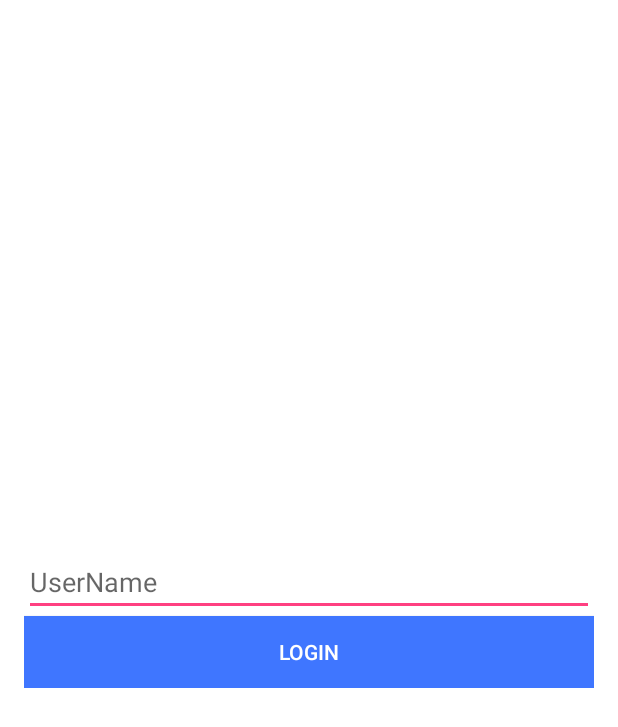
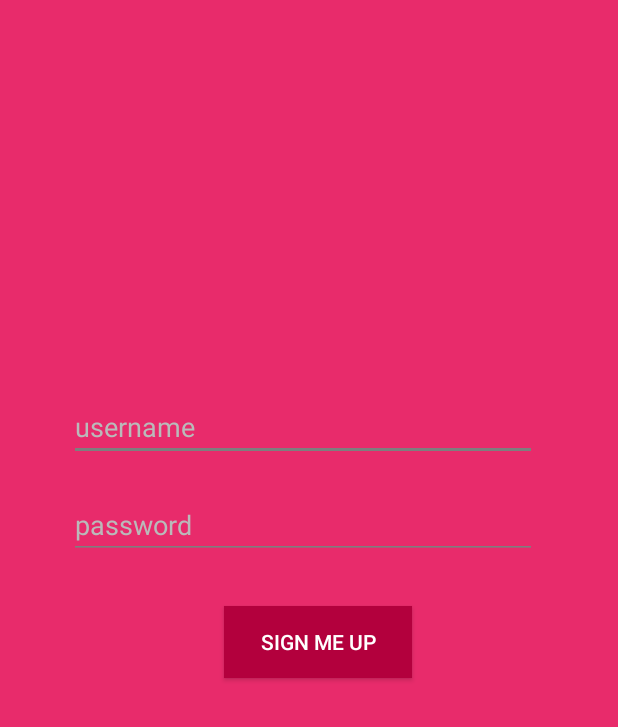
Before and after one commit to Sameer-Sawarkar/Android, an Android app: the screen it shows after launch (LoginAcitvity), on a phone screen of 412 x 824 dp. Shown: the top 727 px of the screen. Run offline under Robolectric (Android 15) with nearby library versions, the phone set to English and light mode, and no system bars.

Commit message:
added login system with password

```diff
--- a/app/src/main/assets/users.json
+++ b/app/src/main/assets/users.json
@@ -1,3 +1,4 @@
 {
-  "users" : ["adnan" , "aamir" , "mahesh" ,"manoj"]
+  "users" : ["shriyash" ,"sameer","gargi"],
+  "passwords" : ["1234", "1234", "1234"]
 }
--- a/app/src/main/java/com/example/myhotels/LoginAcitvity.java
+++ b/app/src/main/java/com/example/myhotels/LoginAcitvity.java
@@ -18,7 +18,8 @@ import com.example.myhotels.Util.Reader;
 import com.example.myhotels.Util.User;
 
 public class LoginAcitvity extends AppCompatActivity {
-    EditText namer;
+    EditText namer,mypass;
+
     @Override
     protected void onCreate(Bundle savedInstanceState) {
         super.onCreate(savedInstanceState);
@@ -30,8 +31,11 @@ public class LoginAcitvity extends AppCompatActivity {
         User user = null;
         user = Reader.getUserList(getApplicationContext());
         namer = findViewById(R.id.username);
+        mypass = findViewById(R.id.mypassword);
+
         String name = namer.getText().toString();
-        if(user.getUsers().contains(name))
+        String pass = mypass.getText().toString();
+        if(user.getUsers().contains(name)  && user.getPasswords().contains(pass) )
         {
             CurrentUser cuser = new CurrentUser(name);
             Intent intent = new Intent(getApplicationContext(),MainActivity.class);
--- a/app/src/main/java/com/example/myhotels/Util/User.java
+++ b/app/src/main/java/com/example/myhotels/Util/User.java
@@ -4,6 +4,15 @@ import java.util.List;
 
 public class User {
     private List<String> users;
+    private List<String> passwords;
+
+    public List<String> getPasswords() {
+        return passwords;
+    }
+
+    public void setPasswords(List<String> passwords) {
+        this.passwords = passwords;
+    }
 
     public List<String> getUsers() {
         return users;
--- a/app/src/main/res/layout/activity_login_acitvity.xml
+++ b/app/src/main/res/layout/activity_login_acitvity.xml
@@ -1,40 +1,71 @@
-<androidx.coordinatorlayout.widget.CoordinatorLayout xmlns:android="http://schemas.android.com/apk/res/android"
+<RelativeLayout xmlns:android="http://schemas.android.com/apk/res/android"
     xmlns:app="http://schemas.android.com/apk/res-auto"
+    xmlns:tools="http://schemas.android.com/tools"
     android:id="@+id/main_content"
     android:layout_width="match_parent"
     android:layout_height="match_parent"
-    android:background="@android:color/white"
+    android:background="#E82B6B"
 
     android:fitsSystemWindows="true">
 
 
-    <RelativeLayout xmlns:android="http://schemas.android.com/apk/res/android"
-        xmlns:app="http://schemas.android.com/apk/res-auto"
-        xmlns:tools="http://schemas.android.com/tools"
-        android:layout_width="match_parent"
-        android:layout_height="match_parent"
-        tools:context="com.example.myhotels.LoginAcitvity">
-        <LinearLayout
-            android:layout_width="match_parent"
+    <EditText
+        android:id="@+id/username"
+        android:layout_width="wrap_content"
         android:layout_height="wrap_content"
-            android:orientation="vertical"
-            android:layout_marginLeft="16dp"
-            android:layout_marginRight="16dp"
-            android:layout_centerInParent="true">
+        android:layout_alignParentStart="true"
+        android:layout_alignParentTop="true"
+        android:layout_alignParentEnd="true"
+        android:layout_marginStart="46dp"
+        android:layout_marginTop="262dp"
+        android:layout_marginEnd="54dp"
+        android:backgroundTint="#7e7e7e"
+        android:ems="10"
+        android:gravity="center"
+        android:hint="username"
+        android:inputType="textPersonName"
+        android:textAlignment="textStart"
+        android:textColor="#ffffff"
+        android:textColorHint="#bababa"
+        tools:ignore="RtlCompat" />
+
     <EditText
-                android:layout_width="match_parent"
+        android:id="@+id/mypassword"
+        android:layout_width="wrap_content"
         android:layout_height="wrap_content"
-                android:hint="UserName"
-                android:id="@+id/username"/>
+        android:layout_below="@+id/username"
+        android:layout_alignParentStart="true"
+        android:layout_alignParentEnd="true"
+        android:layout_marginStart="46dp"
+        android:layout_marginTop="20dp"
+        android:layout_marginEnd="54dp"
+        android:backgroundTint="#7e7e7e"
+        android:ems="10"
+        android:gravity="center"
+        android:hint="password"
+        android:inputType="textPersonName"
+        android:textAlignment="textStart"
+        android:textColor="#ffffff"
+        android:textColorHint="#bababa"
+        tools:ignore="RtlCompat" />
+
     <Button
-                android:layout_width="match_parent"
+        android:id="@+id/btnSignUp"
+        android:layout_width="125dp"
         android:layout_height="wrap_content"
-                android:text="Login"
-                android:background="#3f76ff"
-                android:textColor="#fff"
-                android:id="@+id/login"
-                android:onClick="doLogin"/>
+        android:layout_below="@+id/mypassword"
+        android:layout_alignParentStart="true"
+        android:layout_alignParentLeft="true"
+        android:layout_alignParentEnd="true"
+        android:layout_alignParentRight="true"
+        android:layout_marginStart="149dp"
+        android:layout_marginLeft="149dp"
+        android:layout_marginTop="31dp"
+        android:layout_marginEnd="137dp"
+        android:onClick="doLogin"
+        android:layout_marginRight="137dp"
+        android:background="#B3003D"
+        android:text="Sign Me Up"
+        android:textColor="#ffffff" />
 
-        </LinearLayout>
 </RelativeLayout>
-</androidx.coordinatorlayout.widget.CoordinatorLayout>
```
Also changed, not shown: 2 other files. Lines whose indentation alone changed are shown as unchanged.
